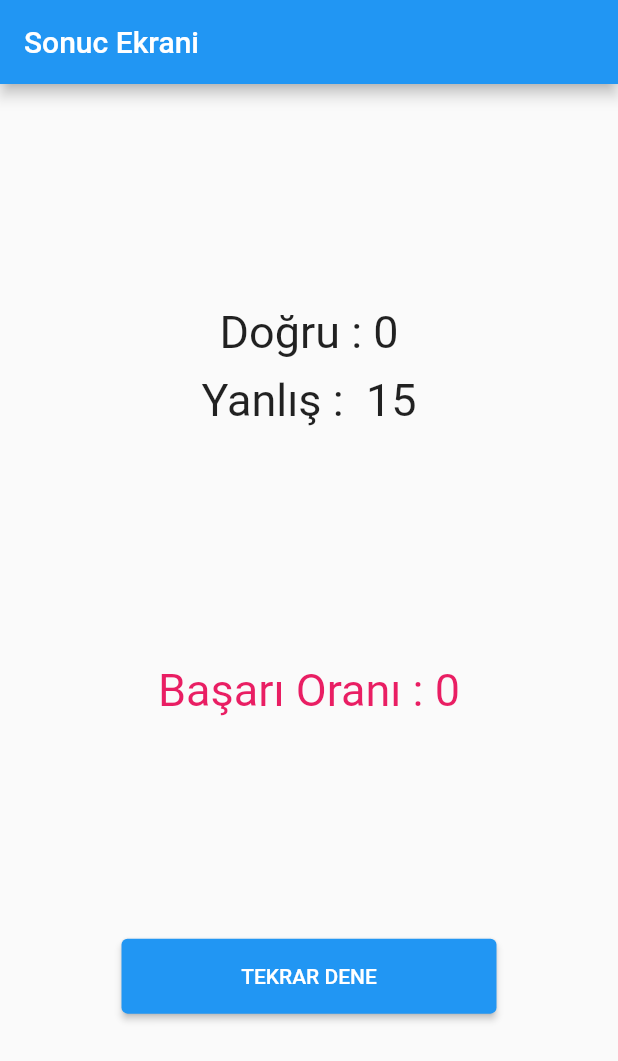
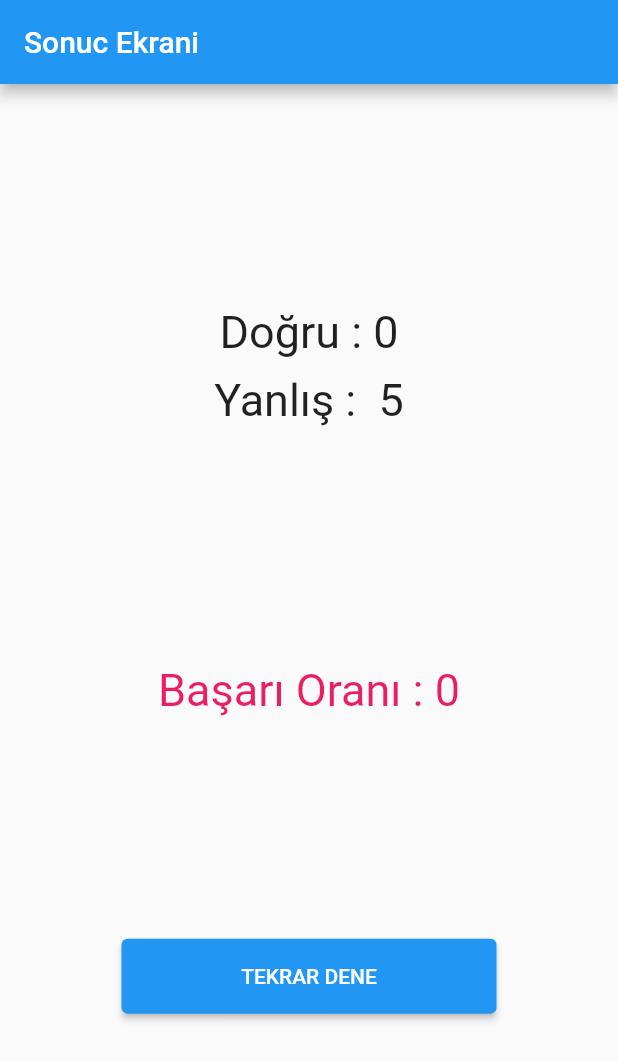
Before and after one commit to BerkayAkdenx/Bayra-Bil-oyunu, a Flutter app: the SonucEkrani screen opened directly with empty values, on a phone screen of 412 x 824 dp. Shown: the top 1061 px of the screen. Run offline on Flutter 3.47's test engine with Material 2 defaults, Android fonts, the phone set to English and light mode, and no system bars; our stand-ins replace sqflite; accounts and stored records are empty.

Commit message:
Hatalar giderildi ve proje tamamlandı

```diff
--- a/lib/SonucEkrani.dart
+++ b/lib/SonucEkrani.dart
@@ -26,13 +26,13 @@ class _SonucEkraniState extends State<SonucEkrani> {
                     style: TextStyle(fontSize: 30)),
                 Padding(
                   padding: EdgeInsets.all(10.0),
-                  child: Text("Yanlış :  ${15 - widget.dogruSayisi}",
+                  child: Text("Yanlış :  ${5 - widget.dogruSayisi}",
                       style: TextStyle(fontSize: 30)),
                 ),
               ],
             ),
-            Text("Başarı Oranı : ${widget.dogruSayisi*100~/15}",
-                style: TextStyle(fontSize: 30,color: Colors.pink)),
+            Text("Başarı Oranı : ${widget.dogruSayisi * 100 ~/ 5}",
+                style: TextStyle(fontSize: 30, color: Colors.pink)),
             SizedBox(
               width: 250,
               height: 50,
--- a/lib/main.dart
+++ b/lib/main.dart
@@ -12,6 +12,7 @@ class MyApp extends StatelessWidget {
   Widget build(BuildContext context) {
     return MaterialApp(
       title: 'Flutter Demo',
+      debugShowCheckedModeBanner: false,
       theme: ThemeData(
         primarySwatch: Colors.blue,
       ),
```
